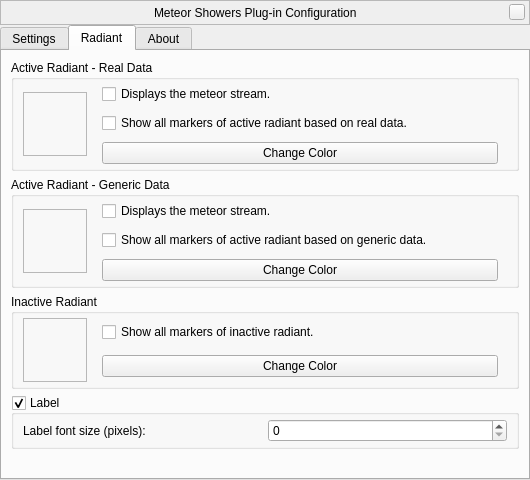
First picture: the form in plugins/MeteorShowers/src/gui/meteorShowerDialog.ui, repository 519984307/stellarium_src, before the edit.
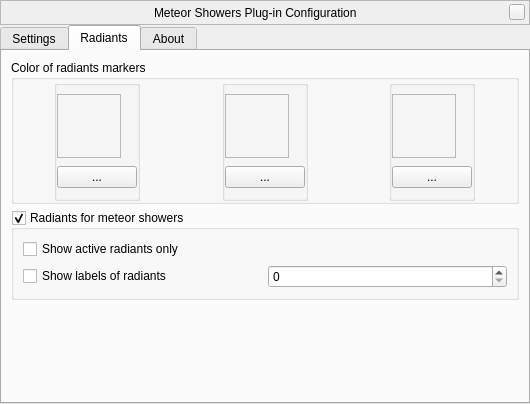
Second picture: the form after the edit. Icons and pictures are not drawn. Custom widgets are drawn as their Qt base class.

Commit message: sketch of GUI + optimizations

The edit to the form file:
```diff
--- a/plugins/MeteorShowers/src/gui/meteorShowerDialog.ui
+++ b/plugins/MeteorShowers/src/gui/meteorShowerDialog.ui
@@ -7,7 +7,7 @@
     <x>0</x>
     <y>0</y>
     <width>530</width>
-    <height>480</height>
+    <height>404</height>
    </rect>
   </property>
   <property name="windowTitle">
@@ -324,137 +324,70 @@
        <bool>true</bool>
       </property>
       <attribute name="title">
-       <string>Radiant</string>
+       <string>Radiants</string>
       </attribute>
       <layout class="QVBoxLayout" name="verticalLayout_4">
        <item>
-        <widget class="QGroupBox" name="activeRealData">
+        <widget class="QGroupBox" name="groupBox">
          <property name="title">
-          <string>Active Radiant - Real Data</string>
+          <string>Color of radiants markers</string>
          </property>
-         <layout class="QGridLayout" name="gridLayout_2">
+         <layout class="QGridLayout" name="gridLayout_5">
+          <property name="leftMargin">
+           <number>0</number>
+          </property>
           <property name="topMargin">
-           <number>4</number>
+           <number>0</number>
+          </property>
+          <property name="rightMargin">
+           <number>0</number>
           </property>
           <property name="bottomMargin">
-           <number>4</number>
-          </property>
-          <item row="0" column="1">
-           <widget class="QFrame" name="frame">
-            <property name="frameShape">
-             <enum>QFrame::NoFrame</enum>
-            </property>
-            <property name="frameShadow">
-             <enum>QFrame::Raised</enum>
-            </property>
-            <property name="lineWidth">
              <number>0</number>
             </property>
-            <layout class="QVBoxLayout" name="verticalLayout_5">
              <property name="spacing">
-              <number>9</number>
-             </property>
-             <property name="topMargin">
               <number>0</number>
              </property>
-             <property name="bottomMargin">
-              <number>0</number>
-             </property>
-             <item>
-              <widget class="QCheckBox" name="showStreamARR">
-               <property name="text">
-                <string>Displays the meteor stream.</string>
-               </property>
-              </widget>
-             </item>
-             <item>
-              <widget class="QCheckBox" name="showARR">
-               <property name="toolTip">
-                <string>It doesn't affect the drawing of the meteor showers.</string>
-               </property>
-               <property name="text">
-                <string>Show all markers of active radiant based on real data.</string>
-               </property>
-              </widget>
-             </item>
-             <item>
-              <widget class="QPushButton" name="changeColorARR">
-               <property name="text">
-                <string>Change Color</string>
-               </property>
-              </widget>
-             </item>
-            </layout>
-            <zorder>changeColorARR</zorder>
-            <zorder>showARR</zorder>
-            <zorder>showStreamARR</zorder>
-           </widget>
-          </item>
-          <item row="0" column="0">
-           <widget class="QFrame" name="frame_6">
-            <property name="minimumSize">
-             <size>
-              <width>64</width>
-              <height>64</height>
-             </size>
-            </property>
-            <property name="maximumSize">
-             <size>
-              <width>64</width>
-              <height>64</height>
-             </size>
-            </property>
-            <property name="frameShape">
-             <enum>QFrame::StyledPanel</enum>
-            </property>
-            <property name="frameShadow">
-             <enum>QFrame::Raised</enum>
-            </property>
-            <widget class="QLabel" name="textureARR">
-             <property name="geometry">
-              <rect>
-               <x>0</x>
-               <y>0</y>
-               <width>64</width>
-               <height>64</height>
-              </rect>
-             </property>
-             <property name="minimumSize">
-              <size>
-               <width>64</width>
-               <height>64</height>
-              </size>
-             </property>
-             <property name="maximumSize">
-              <size>
-               <width>64</width>
-               <height>64</height>
-              </size>
-             </property>
-             <property name="styleSheet">
-              <string notr="true">background-image: url(:/MeteorShowers/radiantSetting.png);</string>
-             </property>
-             <property name="text">
-              <string/>
-             </property>
-            </widget>
-           </widget>
-          </item>
-         </layout>
-        </widget>
-       </item>
-       <item>
+          <item row="0" column="1" alignment="Qt::AlignHCenter">
         <widget class="QGroupBox" name="activeGenericData">
-         <property name="title">
+            <property name="minimumSize">
+             <size>
+              <width>86</width>
+              <height>0</height>
+             </size>
+            </property>
+            <property name="toolTip">
           <string>Active Radiant - Generic Data</string>
          </property>
+            <property name="alignment">
+             <set>Qt::AlignCenter</set>
+            </property>
          <layout class="QGridLayout" name="gridLayout_3">
+             <property name="leftMargin">
+              <number>0</number>
+             </property>
           <property name="topMargin">
-           <number>4</number>
+              <number>0</number>
+             </property>
+             <property name="rightMargin">
+              <number>0</number>
           </property>
           <property name="bottomMargin">
-           <number>4</number>
-          </property>
+              <number>0</number>
+             </property>
+             <property name="spacing">
+              <number>0</number>
+             </property>
+             <item row="1" column="0">
+              <widget class="QPushButton" name="changeColorARG">
+               <property name="toolTip">
+                <string>Change Color</string>
+               </property>
+               <property name="text">
+                <string notr="true">...</string>
+               </property>
+              </widget>
+             </item>
           <item row="0" column="0">
            <widget class="QFrame" name="frame_4">
             <property name="minimumSize">
@@ -505,108 +438,47 @@
             </widget>
            </widget>
           </item>
-          <item row="0" column="1">
-           <widget class="QFrame" name="frame_2">
-            <property name="frameShape">
-             <enum>QFrame::NoFrame</enum>
-            </property>
-            <property name="frameShadow">
-             <enum>QFrame::Raised</enum>
-            </property>
-            <property name="lineWidth">
-             <number>0</number>
-            </property>
-            <layout class="QVBoxLayout" name="verticalLayout_6">
-             <property name="spacing">
-              <number>9</number>
-             </property>
-             <property name="topMargin">
-              <number>0</number>
-             </property>
-             <property name="bottomMargin">
-              <number>0</number>
-             </property>
-             <item>
-              <widget class="QCheckBox" name="showStreamARG">
-               <property name="text">
-                <string>Displays the meteor stream.</string>
-               </property>
-              </widget>
-             </item>
-             <item>
-              <widget class="QCheckBox" name="showARG">
-               <property name="toolTip">
-                <string>It doesn't affect the drawing of the meteor showers.</string>
-               </property>
-               <property name="text">
-                <string>Show all markers of active radiant based on generic data.</string>
-               </property>
-              </widget>
-             </item>
-             <item>
-              <widget class="QPushButton" name="changeColorARG">
-               <property name="text">
-                <string>Change Color</string>
-               </property>
-              </widget>
-             </item>
             </layout>
            </widget>
           </item>
-         </layout>
-        </widget>
-       </item>
-       <item>
+          <item row="0" column="2" alignment="Qt::AlignHCenter">
         <widget class="QGroupBox" name="inactive">
-         <property name="title">
+            <property name="minimumSize">
+             <size>
+              <width>86</width>
+              <height>0</height>
+             </size>
+            </property>
+            <property name="toolTip">
           <string>Inactive Radiant</string>
          </property>
+            <property name="alignment">
+             <set>Qt::AlignCenter</set>
+            </property>
          <layout class="QGridLayout" name="gridLayout_4">
+             <property name="leftMargin">
+              <number>0</number>
+             </property>
           <property name="topMargin">
-           <number>4</number>
+              <number>0</number>
+             </property>
+             <property name="rightMargin">
+              <number>0</number>
           </property>
           <property name="bottomMargin">
-           <number>4</number>
-          </property>
-          <item row="0" column="1">
-           <widget class="QFrame" name="frame_3">
-            <property name="frameShape">
-             <enum>QFrame::NoFrame</enum>
-            </property>
-            <property name="frameShadow">
-             <enum>QFrame::Raised</enum>
-            </property>
-            <property name="lineWidth">
              <number>0</number>
             </property>
-            <layout class="QVBoxLayout" name="verticalLayout_7">
              <property name="spacing">
-              <number>9</number>
-             </property>
-             <property name="topMargin">
               <number>0</number>
              </property>
-             <property name="bottomMargin">
-              <number>0</number>
-             </property>
-             <item>
-              <widget class="QCheckBox" name="showIR">
-               <property name="toolTip">
-                <string>It doesn't affect the drawing of the meteor showers.</string>
-               </property>
-               <property name="text">
-                <string>Show all markers of inactive radiant.</string>
-               </property>
-              </widget>
-             </item>
-             <item>
+             <item row="1" column="0">
               <widget class="QPushButton" name="changeColorIR">
-               <property name="text">
+               <property name="toolTip">
                 <string>Change Color</string>
                </property>
-              </widget>
-             </item>
-            </layout>
+               <property name="text">
+                <string notr="true">...</string>
+               </property>
            </widget>
           </item>
           <item row="0" column="0">
@@ -662,10 +534,106 @@
          </layout>
         </widget>
        </item>
+          <item row="0" column="0" alignment="Qt::AlignHCenter">
+           <widget class="QGroupBox" name="activeRealData">
+            <property name="minimumSize">
+             <size>
+              <width>0</width>
+              <height>121</height>
+             </size>
+            </property>
+            <property name="toolTip">
+             <string>Active Radiant - Real Data</string>
+            </property>
+            <property name="alignment">
+             <set>Qt::AlignCenter</set>
+            </property>
+            <layout class="QGridLayout" name="gridLayout_2">
+             <property name="leftMargin">
+              <number>0</number>
+             </property>
+             <property name="topMargin">
+              <number>0</number>
+             </property>
+             <property name="rightMargin">
+              <number>0</number>
+             </property>
+             <property name="bottomMargin">
+              <number>0</number>
+             </property>
+             <property name="spacing">
+              <number>0</number>
+             </property>
+             <item row="1" column="0">
+              <widget class="QPushButton" name="changeColorARR">
+               <property name="toolTip">
+                <string>Change Color</string>
+               </property>
+               <property name="text">
+                <string notr="true">...</string>
+               </property>
+              </widget>
+             </item>
+             <item row="0" column="0">
+              <widget class="QFrame" name="frame_6">
+               <property name="minimumSize">
+                <size>
+                 <width>64</width>
+                 <height>64</height>
+                </size>
+               </property>
+               <property name="maximumSize">
+                <size>
+                 <width>64</width>
+                 <height>64</height>
+                </size>
+               </property>
+               <property name="frameShape">
+                <enum>QFrame::StyledPanel</enum>
+               </property>
+               <property name="frameShadow">
+                <enum>QFrame::Raised</enum>
+               </property>
+               <widget class="QLabel" name="textureARR">
+                <property name="geometry">
+                 <rect>
+                  <x>0</x>
+                  <y>0</y>
+                  <width>64</width>
+                  <height>64</height>
+                 </rect>
+                </property>
+                <property name="minimumSize">
+                 <size>
+                  <width>64</width>
+                  <height>64</height>
+                 </size>
+                </property>
+                <property name="maximumSize">
+                 <size>
+                  <width>64</width>
+                  <height>64</height>
+                 </size>
+                </property>
+                <property name="styleSheet">
+                 <string notr="true">background-image: url(:/MeteorShowers/radiantSetting.png);</string>
+                </property>
+                <property name="text">
+                 <string/>
+                </property>
+               </widget>
+              </widget>
+             </item>
+            </layout>
+           </widget>
+          </item>
+         </layout>
+        </widget>
+       </item>
        <item>
         <widget class="QGroupBox" name="labelsGroup">
          <property name="title">
-          <string>Label</string>
+          <string>Radiants for meteor showers</string>
          </property>
          <property name="flat">
           <bool>true</bool>
@@ -673,22 +641,27 @@
          <property name="checkable">
           <bool>true</bool>
          </property>
-         <layout class="QGridLayout" name="gridLayout_5">
-          <property name="topMargin">
-           <number>4</number>
-          </property>
-          <property name="bottomMargin">
-           <number>4</number>
-          </property>
+         <layout class="QGridLayout" name="gridLayout_9">
+          <item row="1" column="0">
+           <widget class="QCheckBox" name="radiantLabels">
+            <property name="text">
+             <string>Show labels of radiants</string>
+            </property>
+           </widget>
+          </item>
           <item row="0" column="0">
-           <widget class="QLabel" name="label">
+           <widget class="QCheckBox" name="activeRadiantsOnly">
             <property name="text">
-             <string>Label font size (pixels):</string>
+             <string>Show active radiants only</string>
             </property>
            </widget>
           </item>
-          <item row="0" column="1">
-           <widget class="QSpinBox" name="fontSizeSpinBox"/>
+          <item row="1" column="1">
+           <widget class="QSpinBox" name="fontSizeSpinBox">
+            <property name="toolTip">
+             <string>Label font size (pixels)</string>
+            </property>
+           </widget>
           </item>
          </layout>
         </widget>
```
Left out of the diff: 56 changed lines with no effect on the pictures. Lines whose indentation alone changed are shown as unchanged. The commit also changes 4 other files.
